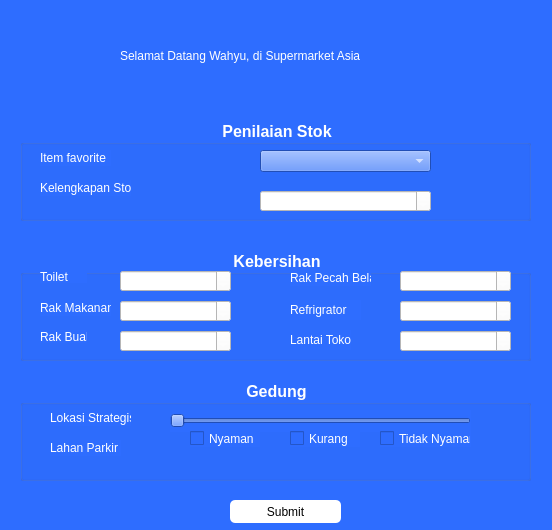
Before: the Qt Designer form formsurvey.ui in wahyu-pro/pyqtchallenge5, drawn with Qt 5.
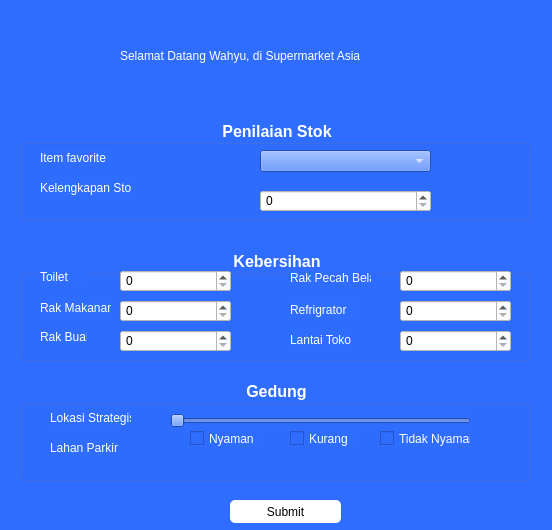
After: the same form once the commit is applied. Icons and pictures are not drawn.

The edit to the form file:
```diff
--- a/formsurvey.ui
+++ b/formsurvey.ui
@@ -129,7 +129,8 @@
     </property>
     <property name="styleSheet">
      <string notr="true">padding:1px;
-background-color:#ffffff</string>
+background-color:#ffffff;
+color:#000000</string>
     </property>
    </widget>
   </widget>
@@ -248,7 +249,8 @@
     </property>
     <property name="styleSheet">
      <string notr="true">padding:1px;
-background-color:#ffffff</string>
+background-color:#ffffff;
+color:#000000</string>
     </property>
    </widget>
    <widget class="QSpinBox" name="spinBox_2">
@@ -262,7 +264,8 @@
     </property>
     <property name="styleSheet">
      <string notr="true">padding:1px;
-background-color:#ffffff
+background-color:#ffffff;
+color:#000000
 </string>
     </property>
    </widget>
@@ -277,7 +280,8 @@
     </property>
     <property name="styleSheet">
      <string notr="true">padding:1px;
-background-color:#ffffff
+background-color:#ffffff;
+color:#000000
 </string>
     </property>
    </widget>
@@ -292,7 +296,8 @@
     </property>
     <property name="styleSheet">
      <string notr="true">padding:1px;
-background-color:#ffffff</string>
+background-color:#ffffff;
+color:#000000</string>
     </property>
    </widget>
    <widget class="QSpinBox" name="spinBox_5">
@@ -306,7 +311,8 @@
     </property>
     <property name="styleSheet">
      <string notr="true">padding:1px;
-background-color:#ffffff</string>
+background-color:#ffffff;
+color:#000000</string>
     </property>
    </widget>
    <widget class="QSpinBox" name="spinBox_6">
@@ -320,7 +326,9 @@
     </property>
     <property name="styleSheet">
      <string notr="true">padding:1px;
-background-color:#ffffff</string>
+background-color:#ffffff;
+color:#000000
+</string>
     </property>
    </widget>
   </widget>
```
